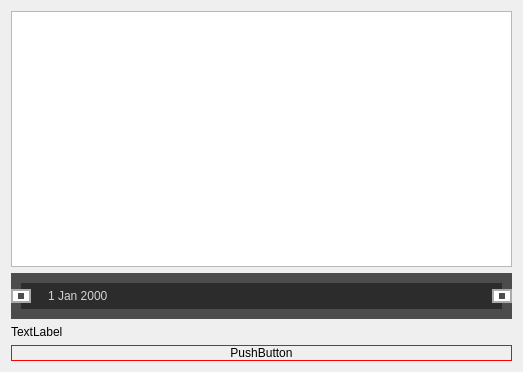
The window that Gui/Form.ui (xtuer/Qt) describes before a commit, drawn with Qt 5.
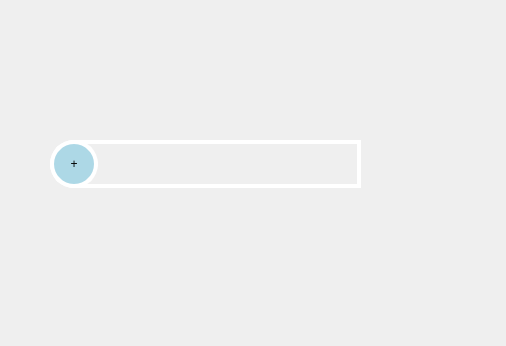
The same window after the commit.

What changed in the file:
```diff
--- a/Gui/Form.ui
+++ b/Gui/Form.ui
@@ -6,72 +6,77 @@
    <rect>
     <x>0</x>
     <y>0</y>
-    <width>523</width>
-    <height>372</height>
+    <width>506</width>
+    <height>346</height>
    </rect>
   </property>
   <property name="windowTitle">
    <string>分组布局</string>
   </property>
   <property name="styleSheet">
-   <string notr="true">QPushButton {
-    qproperty-flat: true;
-    border: 1px solid red;
-	border-radius: 50%;
-}
-QDateEdit {
-    color: lightgray;
-    background: rgb(44, 44, 44);
-    border: 10px solid rgb(76, 76, 76);
-    padding: 5px;
+   <string notr="true">#widget {
+	min-height: 40px;
+	max-height: 40px;
+	border: 4px solid white;
+	border-top-left-radius: 24px;
+	border-bottom-left-radius: 24px;
+    padding: 0;
 }
 
-QDateEdit:focus {
-	outline: none;
-}
-QDateEdit::down-button, QDateEdit::up-button {
-    subcontrol-origin: border;
-    width: 16px;
-    height: 10px;
-    background: white;
-    border: 2px solid rgb(170, 170, 170);
-}
-QDateEdit::down-button {
-    subcontrol-position: center left;
-}
-QDateEdit::up-button {
-    subcontrol-position: center right;
-}
-QDateEdit::up-arrow,  QDateEdit::down-arrow {
-    subcontrol-origin: content;
-    subcontrol-position: center center;
-    width: 6px;
-    height: 6px;
-    background: rgb(76, 76, 76);
+QPushButton {
+	min-height: 40px;
+	max-height: 40px;
+	min-width: 40px;
+	max-width: 40px;
+	border: 4px solid white;
+	border-radius: 24px;
+	background: lightblue;
 }</string>
   </property>
-  <layout class="QGridLayout" name="gridLayout_6">
-   <item row="0" column="0">
-    <widget class="QTableView" name="tableView"/>
-   </item>
-   <item row="3" column="0">
-    <widget class="QPushButton" name="pushButton">
-     <property name="text">
-      <string>PushButton</string>
-     </property>
-    </widget>
-   </item>
-   <item row="2" column="0">
-    <widget class="QLabel" name="label">
-     <property name="text">
-      <string>TextLabel</string>
-     </property>
-    </widget>
-   </item>
-   <item row="1" column="0">
-    <widget class="QDateEdit" name="dateEdit"/>
-   </item>
-  </layout>
+  <widget class="QWidget" name="widget" native="true">
+   <property name="geometry">
+    <rect>
+     <x>50</x>
+     <y>140</y>
+     <width>311</width>
+     <height>48</height>
+    </rect>
+   </property>
+   <layout class="QHBoxLayout" name="horizontalLayout">
+    <property name="leftMargin">
+     <number>0</number>
+    </property>
+    <property name="topMargin">
+     <number>0</number>
+    </property>
+    <property name="rightMargin">
+     <number>0</number>
+    </property>
+    <property name="bottomMargin">
+     <number>0</number>
+    </property>
+    <item>
+     <widget class="QPushButton" name="pushButton">
+      <property name="text">
+       <string>+</string>
+      </property>
+     </widget>
+    </item>
+    <item>
+     <spacer name="horizontalSpacer">
+      <property name="orientation">
+       <enum>Qt::Horizontal</enum>
+      </property>
+      <property name="sizeHint" stdset="0">
+       <size>
+        <width>246</width>
+        <height>11</height>
+       </size>
+      </property>
+     </spacer>
+    </item>
+   </layout>
+  </widget>
  </widget>
  <resources/>
  <connections/>
```
